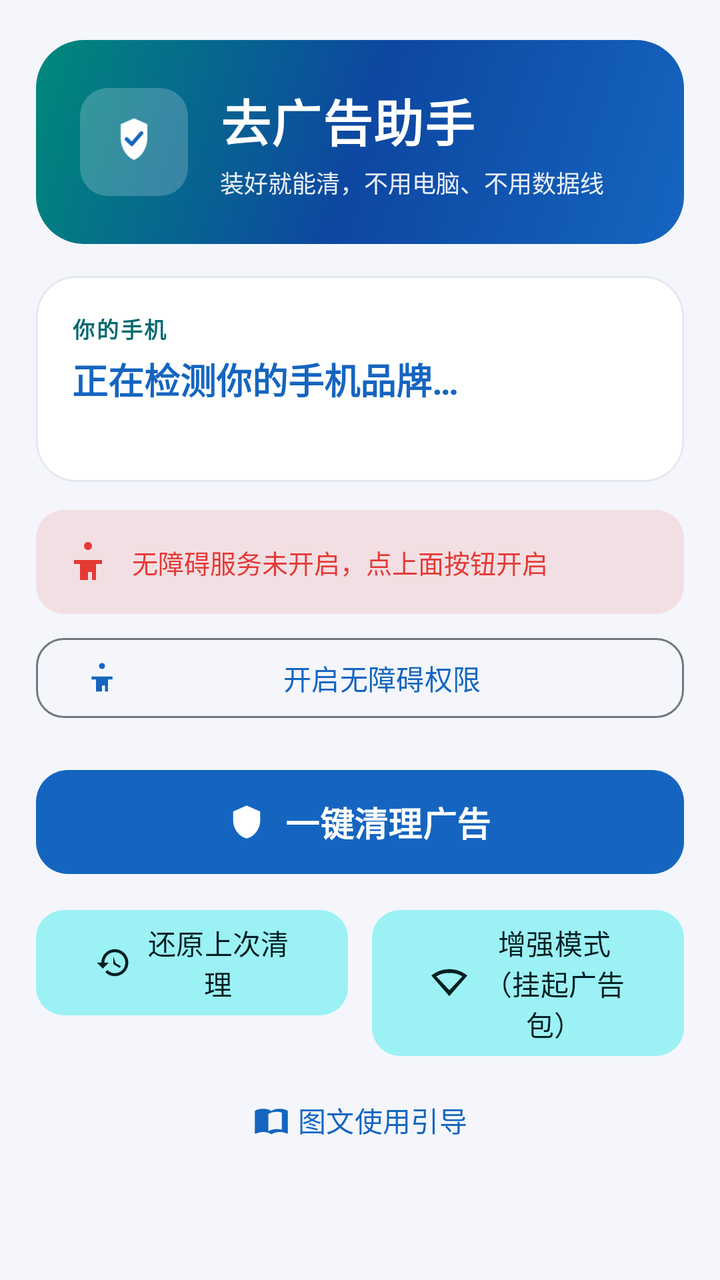
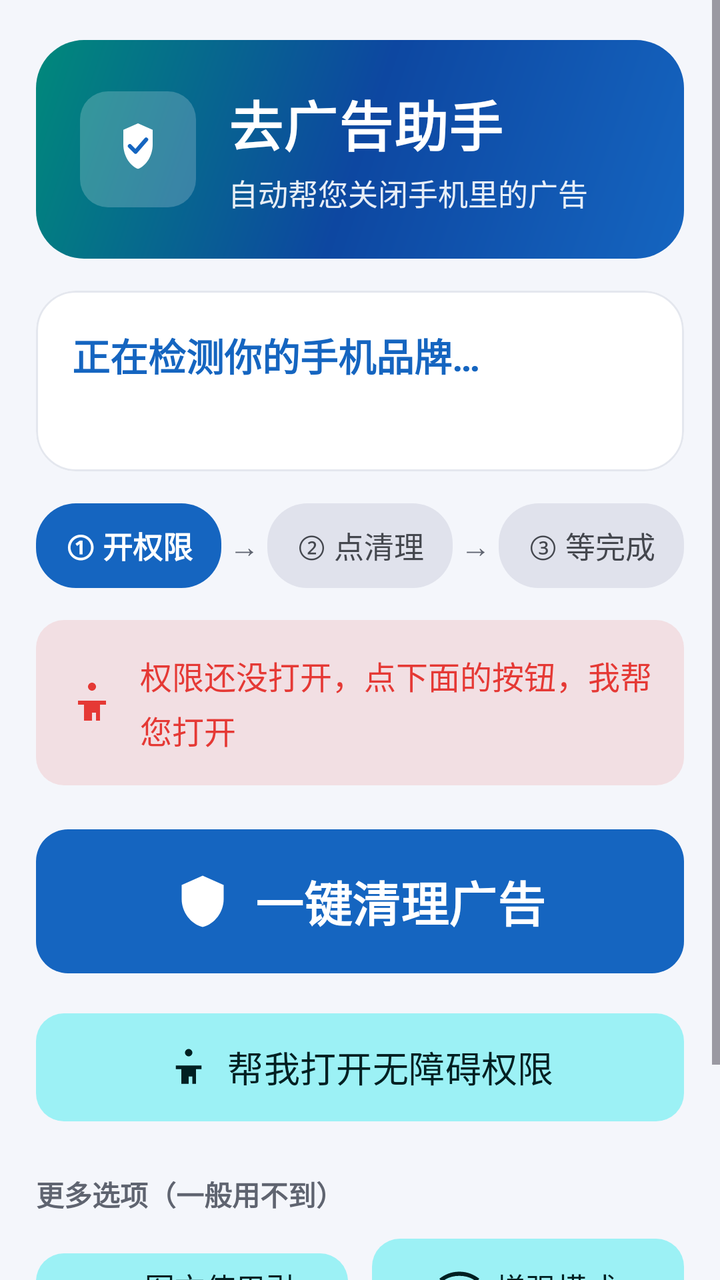

Two renders of the same Android screen: before a commit and after it. Below are the layout's source before the change and the commit's diff.
<!-- AndroidManifest.xml: activity theme Theme.AdCleaner -->
<!-- res/layout/activity_main.xml -->
<?xml version="1.0" encoding="utf-8"?>
<ScrollView xmlns:android="http://schemas.android.com/apk/res/android"
    xmlns:app="http://schemas.android.com/apk/res-auto"
    android:layout_width="match_parent"
    android:layout_height="match_parent"
    android:fillViewport="true"
    android:background="@color/bg_page">

    <LinearLayout
        android:layout_width="match_parent"
        android:layout_height="wrap_content"
        android:orientation="vertical"
        android:paddingStart="18dp"
        android:paddingEnd="18dp"
        android:paddingTop="20dp"
        android:paddingBottom="32dp">

        
        <LinearLayout
            android:layout_width="match_parent"
            android:layout_height="wrap_content"
            android:orientation="horizontal"
            android:background="@drawable/gradient_hero"
            android:padding="22dp"
            android:gravity="center_vertical">

            <ImageView
                android:layout_width="54dp"
                android:layout_height="54dp"
                android:src="@drawable/ic_launcher_foreground"
                android:background="@drawable/bg_logo_chip"
                android:padding="7dp"
                android:contentDescription="@string/app_name" />

            <LinearLayout
                android:layout_width="0dp"
                android:layout_height="wrap_content"
                android:layout_weight="1"
                android:orientation="vertical"
                android:layout_marginStart="16dp">

                <TextView
                    android:layout_width="wrap_content"
                    android:layout_height="wrap_content"
                    android:text="@string/app_name"
                    android:textColor="@color/white"
                    android:textSize="25sp"
                    android:textStyle="bold"
                    android:letterSpacing="0.02" />

                <TextView
                    android:layout_width="wrap_content"
                    android:layout_height="wrap_content"
                    android:text="@string/app_slogan"
                    android:textColor="#E6FFFFFF"
                    android:textSize="12sp"
                    android:layout_marginTop="4dp" />
            </LinearLayout>
        </LinearLayout>

        
        <com.google.android.material.card.MaterialCardView
            android:id="@+id/cardBrand"
            android:layout_width="match_parent"
            android:layout_height="wrap_content"
            android:layout_marginTop="16dp">

            <LinearLayout
                android:layout_width="match_parent"
                android:layout_height="wrap_content"
                android:orientation="vertical"
                android:padding="18dp">

                <TextView
                    android:layout_width="wrap_content"
                    android:layout_height="wrap_content"
                    android:text="你的手机"
                    android:textColor="@color/m3_secondary"
                    android:textSize="11sp"
                    android:textStyle="bold"
                    android:letterSpacing="0.08" />

                <TextView
                    android:id="@+id/tvBrand"
                    android:layout_width="match_parent"
                    android:layout_height="wrap_content"
                    android:layout_marginTop="4dp"
                    android:text="@string/tv_brand_detecting"
                    android:textColor="@color/m3_primary"
                    android:textSize="18sp"
                    android:textStyle="bold" />

                <TextView
                    android:id="@+id/tvRomInfo"
                    android:layout_width="match_parent"
                    android:layout_height="wrap_content"
                    android:layout_marginTop="4dp"
                    android:textColor="@color/text_secondary"
                    android:textSize="12sp" />
            </LinearLayout>
        </com.google.android.material.card.MaterialCardView>

        
        <TextView
            android:id="@+id/tvAccessibility"
            android:layout_width="match_parent"
            android:layout_height="wrap_content"
            android:layout_marginTop="14dp"
            android:padding="14dp"
            android:background="@drawable/bg_status_danger"
            android:drawableStart="@drawable/ic_accessibility"
            android:drawablePadding="10dp"
            android:drawableTint="@color/danger_red"
            android:gravity="center_vertical"
            android:text="@string/tv_accessibility_off"
            android:textColor="@color/danger_red"
            android:textSize="13sp" />

        <com.google.android.material.button.MaterialButton
            android:id="@+id/btnEnableAccessibility"
            style="@style/Widget.Material3.Button.OutlinedButton"
            android:layout_width="match_parent"
            android:layout_height="wrap_content"
            android:layout_marginTop="8dp"
            android:text="@string/btn_enable_accessibility"
            app:icon="@drawable/ic_accessibility"
            app:cornerRadius="14dp" />

        
        <com.google.android.material.button.MaterialButton
            android:id="@+id/btnStartClean"
            style="@style/Widget.AdCleaner.Button.Primary"
            android:layout_width="match_parent"
            android:layout_height="60dp"
            android:layout_marginTop="18dp"
            android:text="@string/btn_start_clean"
            app:icon="@drawable/ic_clean" />

        <LinearLayout
            android:layout_width="match_parent"
            android:layout_height="wrap_content"
            android:orientation="horizontal"
            android:layout_marginTop="10dp">

            <com.google.android.material.button.MaterialButton
                android:id="@+id/btnRestore"
                style="@style/Widget.AdCleaner.Button.Secondary"
                android:layout_width="0dp"
                android:layout_height="wrap_content"
                android:layout_weight="1"
                android:layout_marginEnd="6dp"
                android:text="@string/btn_restore"
                app:icon="@drawable/ic_restore" />

            <com.google.android.material.button.MaterialButton
                android:id="@+id/btnWirelessDebug"
                style="@style/Widget.AdCleaner.Button.Secondary"
                android:layout_width="0dp"
                android:layout_height="wrap_content"
                android:layout_weight="1"
                android:layout_marginStart="6dp"
                android:text="@string/btn_wireless_debug"
                app:icon="@drawable/ic_wireless" />
        </LinearLayout>

        <com.google.android.material.button.MaterialButton
            android:id="@+id/btnGuide"
            style="@style/Widget.Material3.Button.TextButton"
            android:layout_width="match_parent"
            android:layout_height="wrap_content"
            android:layout_marginTop="4dp"
            android:text="@string/btn_open_guide"
            app:icon="@drawable/ic_guide"
            app:iconGravity="textStart" />

        
        <com.google.android.material.card.MaterialCardView
            android:id="@+id/layoutProgress"
            android:layout_width="match_parent"
            android:layout_height="wrap_content"
            android:layout_marginTop="20dp"
            android:visibility="gone">

            <LinearLayout
                android:layout_width="match_parent"
                android:layout_height="wrap_content"
                android:orientation="vertical"
                android:padding="16dp">

                <LinearLayout
                    android:layout_width="match_parent"
                    android:layout_height="wrap_content"
                    android:orientation="horizontal">

                    <TextView
                        android:layout_width="wrap_content"
                        android:layout_height="wrap_content"
                        android:text="@string/tv_progress_title"
                        android:textStyle="bold"
                        android:textSize="15sp"
                        android:textColor="@color/text_primary" />

                    <TextView
                        android:id="@+id/tvProgress"
                        android:layout_width="0dp"
                        android:layout_height="wrap_content"
                        android:layout_weight="1"
                        android:gravity="end"
                        android:textColor="@color/text_secondary"
                        android:textSize="13sp" />
                </LinearLayout>

                <ProgressBar
                    android:id="@+id/progressBar"
                    android:layout_width="match_parent"
                    android:layout_height="wrap_content"
                    android:layout_marginTop="8dp"
                    style="?android:attr/progressBarStyleHorizontal" />

                <TextView
                    android:layout_width="wrap_content"
                    android:layout_height="wrap_content"
                    android:layout_marginTop="14dp"
                    android:text="@string/tv_logs"
                    android:textStyle="bold"
                    android:textSize="12sp"
                    android:textColor="@color/text_secondary" />

                <ScrollView
                    android:id="@+id/scrollLogs"
                    android:layout_width="match_parent"
                    android:layout_height="260dp"
                    android:layout_marginTop="4dp"
                    android:background="@color/m3_surfaceVariant"
                    android:padding="10dp">

                    <TextView
                        android:id="@+id/tvLogs"
                        android:layout_width="match_parent"
                        android:layout_height="wrap_content"
                        android:fontFamily="monospace"
                        android:textSize="11sp"
                        android:lineSpacingExtra="2dp"
                        android:textColor="@color/text_primary" />
                </ScrollView>
            </LinearLayout>
        </com.google.android.material.card.MaterialCardView>

    </LinearLayout>
</ScrollView>
<!-- resources referenced by this layout -->
<resources>
  <color name="bg_page">#F4F6FB</color>
  <color name="danger_red">#E53935</color>
  <color name="m3_primary">#1565C0</color>
  <color name="m3_secondary">#00696E</color>
  <color name="m3_surfaceVariant">#E0E2EC</color>
  <color name="text_primary">#1A1A2E</color>
  <color name="text_secondary">#5F6470</color>
  <color name="white">#FFFFFFFF</color>
  <!-- drawable bg_logo_chip (drawable) -->
  <?xml version="1.0" encoding="utf-8"?>
  <shape xmlns:android="http://schemas.android.com/apk/res/android"
      android:shape="rectangle">
      <solid android:color="#33FFFFFF" />
      <corners android:radius="14dp" />
  </shape>
  <!-- drawable bg_status_danger (drawable) -->
  <?xml version="1.0" encoding="utf-8"?>
  <shape xmlns:android="http://schemas.android.com/apk/res/android"
      android:shape="rectangle">
      <solid android:color="@color/danger_bg" />
      <corners android:radius="14dp" />
  </shape>
  <string name="app_name">去广告助手</string>
  <string name="app_slogan">装好就能清，不用电脑、不用数据线</string>
  <string name="btn_enable_accessibility">开启无障碍权限</string>
  <string name="btn_open_guide">图文使用引导</string>
  <string name="btn_restore">还原上次清理</string>
  <string name="btn_start_clean">一键清理广告</string>
  <string name="btn_wireless_debug">增强模式（挂起广告包）</string>
  <string name="tv_accessibility_off">无障碍服务未开启，点上面按钮开启</string>
  <string name="tv_brand_detecting">正在检测你的手机品牌…</string>
  <string name="tv_logs">实时日志</string>
  <string name="tv_progress_title">清理进度</string>
  <style name="Widget.AdCleaner.Button.Secondary" parent="Widget.Material3.Button.TonalButton">
          <item name="cornerRadius">14dp</item>
          <item name="iconGravity">textStart</item>
          <item name="iconPadding">8dp</item>
      </style>
  <color name="danger_bg">#1FE53935</color>
  <color name="brand_blue">#1565C0</color>
  <color name="brand_blue_dark">#0D47A1</color>
  <color name="brand_teal">#00897B</color>
  <color name="m3_onPrimary">#FFFFFF</color>
  <color name="m3_primaryContainer">#D8E2FF</color>
  <color name="m3_onPrimaryContainer">#001B3F</color>
  <color name="m3_onSecondary">#FFFFFF</color>
  <color name="m3_secondaryContainer">#9CF1F5</color>
  <color name="m3_onSecondaryContainer">#002022</color>
  <color name="m3_tertiary">#7A5900</color>
  <color name="m3_onTertiary">#FFFFFF</color>
  <color name="m3_error">#BA1A1A</color>
  <color name="m3_onError">#FFFFFF</color>
  <color name="m3_errorContainer">#FFDAD6</color>
  <color name="m3_onErrorContainer">#410002</color>
  <color name="m3_surface">#F8F9FF</color>
  <color name="m3_onSurface">#191C20</color>
  <color name="m3_onSurfaceVariant">#44474E</color>
  <color name="m3_outline">#74777F</color>
  <color name="m3_outlineVariant">#C4C6D0</color>
  <color name="brand_blue_light">#42A5F5</color>
  <color name="bg_card">#FFFFFF</color>
  <color name="divider">#E4E7EE</color>
  <!-- unchanged entries left out for length: 10 -->
</resources>

<!-- the commit's change to res/layout/activity_main.xml (unified diff, before → after) -->
@@ -25,8 +25,8 @@
             android:gravity="center_vertical">
 
             <ImageView
-                android:layout_width="54dp"
-                android:layout_height="54dp"
+                android:layout_width="58dp"
+                android:layout_height="58dp"
                 android:src="@drawable/ic_launcher_foreground"
                 android:background="@drawable/bg_logo_chip"
                 android:padding="7dp"
@@ -44,16 +44,16 @@
                     android:layout_height="wrap_content"
                     android:text="@string/app_name"
                     android:textColor="@color/white"
-                    android:textSize="25sp"
+                    android:textSize="27sp"
                     android:textStyle="bold"
                     android:letterSpacing="0.02" />
 
                 <TextView
                     android:layout_width="wrap_content"
                     android:layout_height="wrap_content"
-                    android:text="@string/app_slogan"
+                    android:text="@string/app_slogan_elder"
                     android:textColor="#E6FFFFFF"
-                    android:textSize="12sp"
+                    android:textSize="15sp"
                     android:layout_marginTop="4dp" />
             </LinearLayout>
         </LinearLayout>
@@ -72,106 +72,142 @@
                 android:padding="18dp">
 
                 <TextView
-                    android:layout_width="wrap_content"
-                    android:layout_height="wrap_content"
-                    android:text="你的手机"
-                    android:textColor="@color/m3_secondary"
-                    android:textSize="11sp"
-                    android:textStyle="bold"
-                    android:letterSpacing="0.08" />
-
-                <TextView
                     android:id="@+id/tvBrand"
                     android:layout_width="match_parent"
                     android:layout_height="wrap_content"
-                    android:layout_marginTop="4dp"
                     android:text="@string/tv_brand_detecting"
                     android:textColor="@color/m3_primary"
-                    android:textSize="18sp"
+                    android:textSize="19sp"
                     android:textStyle="bold" />
 
                 <TextView
-                    android:id="@+id/tvRomInfo"
-                    android:layout_width="match_parent"
-                    android:layout_height="wrap_content"
-                    android:layout_marginTop="4dp"
+                    android:id="@+id/tvBrandPlan"
+                    android:layout_width="match_parent"
+                    android:layout_height="wrap_content"
+                    android:layout_marginTop="6dp"
+                    android:text=""
                     android:textColor="@color/text_secondary"
-                    android:textSize="12sp" />
+                    android:textSize="15sp" />
             </LinearLayout>
         </com.google.android.material.card.MaterialCardView>
 
         
+        <LinearLayout
+            android:id="@+id/stepsRow"
+            android:layout_width="match_parent"
+            android:layout_height="wrap_content"
+            android:orientation="horizontal"
+            android:layout_marginTop="16dp"
+            android:gravity="center">
+
+            <TextView
+                android:id="@+id/step1"
+                android:layout_width="0dp"
+                android:layout_height="wrap_content"
+                android:layout_weight="1"
+                android:gravity="center"
+                android:paddingStart="6dp"
+                android:paddingEnd="6dp"
+                android:paddingTop="10dp"
+                android:paddingBottom="10dp"
+                android:background="@drawable/bg_step_active"
+                android:text="@string/step_1"
+                android:textColor="@color/white"
+                android:textSize="15sp"
+                android:textStyle="bold" />
+
+            <TextView
+                android:layout_width="wrap_content"
+                android:layout_height="wrap_content"
+                android:paddingStart="4dp"
+                android:paddingEnd="4dp"
+                android:text="→"
+                android:textColor="@color/text_secondary"
+                android:textSize="15sp" />
+
+            <TextView
+                android:id="@+id/step2"
+                android:layout_width="0dp"
+                android:layout_height="wrap_content"
+                android:layout_weight="1"
+                android:gravity="center"
+                android:paddingStart="6dp"
+                android:paddingEnd="6dp"
+                android:paddingTop="10dp"
+                android:paddingBottom="10dp"
+                android:background="@drawable/bg_step_inactive"
+                android:text="@string/step_2"
+                android:textColor="@color/m3_onSurfaceVariant"
+                android:textSize="15sp" />
+
+            <TextView
+                android:layout_width="wrap_content"
+                android:layout_height="wrap_content"
+                android:paddingStart="4dp"
+                android:paddingEnd="4dp"
+                android:text="→"
+                android:textColor="@color/text_secondary"
+                android:textSize="15sp" />
+
+            <TextView
+                android:id="@+id/step3"
+                android:layout_width="0dp"
+                android:layout_height="wrap_content"
+                android:layout_weight="1"
+                android:gravity="center"
+                android:paddingStart="6dp"
+                android:paddingEnd="6dp"
+                android:paddingTop="10dp"
+                android:paddingBottom="10dp"
+                android:background="@drawable/bg_step_inactive"
+                android:text="@string/step_3"
+                android:textColor="@color/m3_onSurfaceVariant"
+                android:textSize="15sp" />
+        </LinearLayout>
+
+        
         <TextView
             android:id="@+id/tvAccessibility"
             android:layout_width="match_parent"
             android:layout_height="wrap_content"
-            android:layout_marginTop="14dp"
-            android:padding="14dp"
+            android:layout_marginTop="16dp"
+            android:padding="16dp"
             android:background="@drawable/bg_status_danger"
             android:drawableStart="@drawable/ic_accessibility"
-            android:drawablePadding="10dp"
+            android:drawablePadding="12dp"
             android:drawableTint="@color/danger_red"
             android:gravity="center_vertical"
-            android:text="@string/tv_accessibility_off"
+            android:text="@string/tv_accessibility_off_elder"
             android:textColor="@color/danger_red"
-            android:textSize="13sp" />
-
-        <com.google.android.material.button.MaterialButton
-            android:id="@+id/btnEnableAccessibility"
-            style="@style/Widget.Material3.Button.OutlinedButton"
-            android:layout_width="match_parent"
-            android:layout_height="wrap_content"
-            android:layout_marginTop="8dp"
-            android:text="@string/btn_enable_accessibility"
-            app:icon="@drawable/ic_accessibility"
-            app:cornerRadius="14dp" />
+            android:textSize="16sp"
+            android:lineSpacingExtra="4dp" />
 
         
         <com.google.android.material.button.MaterialButton
             android:id="@+id/btnStartClean"
             style="@style/Widget.AdCleaner.Button.Primary"
             android:layout_width="match_parent"
-            android:layout_height="60dp"
+            android:layout_height="80dp"
             android:layout_marginTop="18dp"
+            android:textSize="24sp"
             android:text="@string/btn_start_clean"
-            app:icon="@drawable/ic_clean" />
-
-        <LinearLayout
-            android:layout_width="match_parent"
-            android:layout_height="wrap_content"
-            android:orientation="horizontal"
-            android:layout_marginTop="10dp">
-
-            <com.google.android.material.button.MaterialButton
-                android:id="@+id/btnRestore"
-                style="@style/Widget.AdCleaner.Button.Secondary"
-                android:layout_width="0dp"
-                android:layout_height="wrap_content"
-                android:layout_weight="1"
-                android:layout_marginEnd="6dp"
-                android:text="@string/btn_restore"
-                app:icon="@drawable/ic_restore" />
-
-            <com.google.android.material.button.MaterialButton
-                android:id="@+id/btnWirelessDebug"
-                style="@style/Widget.AdCleaner.Button.Secondary"
-                android:layout_width="0dp"
-                android:layout_height="wrap_content"
-                android:layout_weight="1"
-                android:layout_marginStart="6dp"
-                android:text="@string/btn_wireless_debug"
-                app:icon="@drawable/ic_wireless" />
-        </LinearLayout>
-
+            app:icon="@drawable/ic_clean"
+            app:iconSize="28dp"
+            app:iconGravity="textStart"
+            app:iconPadding="12dp" />
+
+        
         <com.google.android.material.button.MaterialButton
-            android:id="@+id/btnGuide"
-            style="@style/Widget.Material3.Button.TextButton"
-            android:layout_width="match_parent"
-            android:layout_height="wrap_content"
-            android:layout_marginTop="4dp"
-            android:text="@string/btn_open_guide"
-            app:icon="@drawable/ic_guide"
-            app:iconGravity="textStart" />
+            android:id="@+id/btnEnableAccessibility"
+            style="@style/Widget.AdCleaner.Button.Secondary"
+            android:layout_width="match_parent"
+            android:layout_height="62dp"
+            android:layout_marginTop="12dp"
+            android:textSize="18sp"
+            android:text="@string/btn_enable_accessibility_elder"
+            app:icon="@drawable/ic_accessibility"
+            app:iconSize="22dp"
+            app:cornerRadius="14dp" />
 
         
         <com.google.android.material.card.MaterialCardView
@@ -185,52 +221,54 @@
                 android:layout_width="match_parent"
                 android:layout_height="wrap_content"
                 android:orientation="vertical"
-                android:padding="16dp">
-
-                <LinearLayout
-                    android:layout_width="match_parent"
-                    android:layout_height="wrap_content"
-                    android:orientation="horizontal">
-
-                    <TextView
-                        android:layout_width="wrap_content"
-                        android:layout_height="wrap_content"
-                        android:text="@string/tv_progress_title"
-                        android:textStyle="bold"
-                        android:textSize="15sp"
-                        android:textColor="@color/text_primary" />
-
-                    <TextView
-                        android:id="@+id/tvProgress"
-                        android:layout_width="0dp"
-                        android:layout_height="wrap_content"
-                        android:layout_weight="1"
-                        android:gravity="end"
-                        android:textColor="@color/text_secondary"
-                        android:textSize="13sp" />
-                </LinearLayout>
-
-                <ProgressBar
+                android:padding="18dp">
+
+                <TextView
+                    android:id="@+id/tvProgress"
+                    android:layout_width="match_parent"
+                    android:layout_height="wrap_content"
+                    android:textColor="@color/m3_primary"
+                    android:textSize="20sp"
+                    android:textStyle="bold" />
+
+                <com.google.android.material.progressindicator.LinearProgressIndicator
                     android:id="@+id/progressBar"
                     android:layout_width="match_parent"
                     android:layout_height="wrap_content"
-                    android:layout_marginTop="8dp"
-                    style="?android:attr/progressBarStyleHorizontal" />
-
-                <TextView
-                    android:layout_width="wrap_content"
-                    android:layout_height="wrap_content"
-                    android:layout_marginTop="14dp"
-                    android:text="@string/tv_logs"
-                    android:textStyle="bold"
-                    android:textSize="12sp"
-                    android:textColor="@color/text_secondary" />
+                    android:layout_marginTop="12dp"
+                    app:trackThickness="16dp"
+                    app:trackCornerRadius="8dp"
+                    app:autoHide="false"
+                    app:trackColor="@color/m3_surfaceVariant"
+                    app:indicatorColor="@color/m3_primary" />
+
+                <TextView
+                    android:id="@+id/tvCurrentAction"
+                    android:layout_width="match_parent"
+                    android:layout_height="wrap_content"
+                    android:layout_marginTop="12dp"
+                    android:textColor="@color/text_primary"
+                    android:textSize="17sp"
+                    android:maxLines="2"
+                    android:ellipsize="end" />
+
+                
+                <TextView
+                    android:id="@+id/btnToggleLogs"
+                    android:layout_width="wrap_content"
+                    android:layout_height="wrap_content"
+                    android:layout_marginTop="10dp"
+                    android:paddingTop="8dp"
+                    android:paddingBottom="8dp"
+                    android:text="@string/btn_show_logs"
+                    android:textColor="@color/m3_secondary"
+                    android:textSize="14sp" />
 
                 <ScrollView
                     android:id="@+id/scrollLogs"
                     android:layout_width="match_parent"
-                    android:layout_height="260dp"
-                    android:layout_marginTop="4dp"
+                    android:layout_height="240dp"
+                    android:visibility="gone"
                     android:background="@color/m3_surfaceVariant"
                     android:padding="10dp">
 
@@ -238,13 +276,124 @@
                         android:id="@+id/tvLogs"
                         android:layout_width="match_parent"
                         android:layout_height="wrap_content"
-                        android:fontFamily="monospace"
-                        android:textSize="11sp"
-                        android:lineSpacingExtra="2dp"
+                        android:textSize="13sp"
+                        android:lineSpacingExtra="3dp"
                         android:textColor="@color/text_primary" />
                 </ScrollView>
             </LinearLayout>
         </com.google.android.material.card.MaterialCardView>
 
+        
+        <com.google.android.material.card.MaterialCardView
+            android:id="@+id/cardDone"
+            android:layout_width="match_parent"
+            android:layout_height="wrap_content"
+            android:layout_marginTop="16dp"
+            android:visibility="gone">
+
+            <LinearLayout
+                android:layout_width="match_parent"
+                android:layout_height="wrap_content"
+                android:orientation="vertical"
+                android:padding="20dp"
+                android:gravity="center">
+
+                <TextView
+                    android:id="@+id/tvDoneTitle"
+                    android:layout_width="wrap_content"
+                    android:layout_height="wrap_content"
+                    android:drawableStart="@drawable/ic_clean"
+                    android:drawablePadding="10dp"
+                    android:drawableTint="@color/safe_green"
+                    android:text="@string/tv_done_title"
+                    android:textColor="@color/safe_green"
+                    android:textSize="22sp"
+                    android:textStyle="bold" />
+
+                <TextView
+                    android:id="@+id/tvDoneDetail"
+                    android:layout_width="wrap_content"
+                    android:layout_height="wrap_content"
+                    android:layout_marginTop="8dp"
+                    android:gravity="center"
+                    android:textColor="@color/text_primary"
+                    android:textSize="17sp"
+                    android:lineSpacingExtra="4dp" />
+            </LinearLayout>
+        </com.google.android.material.card.MaterialCardView>
+
+        
+        <TextView
+            android:layout_width="match_parent"
+            android:layout_height="wrap_content"
+            android:layout_marginTop="22dp"
+            android:text="@string/tv_more_options"
+            android:textColor="@color/text_secondary"
+            android:textSize="14sp"
+            android:textStyle="bold" />
+
+        <LinearLayout
+            android:layout_width="match_parent"
+            android:layout_height="wrap_content"
+            android:orientation="horizontal"
+            android:layout_marginTop="8dp">
+
+            <com.google.android.material.button.MaterialButton
+                android:id="@+id/btnGuide"
+                style="@style/Widget.AdCleaner.Button.Secondary"
+                android:layout_width="0dp"
+                android:layout_height="56dp"
+                android:layout_weight="1"
+                android:layout_marginEnd="6dp"
+                android:textSize="15sp"
+                android:text="@string/btn_open_guide"
+                app:icon="@drawable/ic_guide"
+                app:iconSize="20dp"
+                app:iconGravity="textStart" />
+
+            <com.google.android.material.button.MaterialButton
+                android:id="@+id/btnWirelessDebug"
+                style="@style/Widget.AdCleaner.Button.Secondary"
+                android:layout_width="0dp"
+                android:layout_height="56dp"
+                android:layout_weight="1"
+                android:layout_marginStart="6dp"
+                android:textSize="15sp"
+                android:text="@string/btn_wireless_debug_elder"
+                app:icon="@drawable/ic_wireless"
+                app:iconSize="20dp"
+                app:iconGravity="textStart" />
+        </LinearLayout>
+
+        <LinearLayout
+            android:layout_width="match_parent"
+            android:layout_height="wrap_content"
+            android:orientation="horizontal"
+            android:layout_marginTop="10dp">
+
+            <com.google.android.material.button.MaterialButton
+                android:id="@+id/btnRestore"
+                style="@style/Widget.Material3.Button.OutlinedButton"
+                android:layout_width="0dp"
+                android:layout_height="56dp"
+                android:layout_weight="1"
+                android:layout_marginEnd="6dp"
+                android:textSize="15sp"
+                android:text="@string/btn_restore"
+                app:icon="@drawable/ic_restore"
+                app:iconSize="20dp"
+                app:iconGravity="textStart" />
+
+            <com.google.android.material.button.MaterialButton
+                android:id="@+id/btnVoice"
+                style="@style/Widget.Material3.Button.OutlinedButton"
+                android:layout_width="0dp"
+                android:layout_height="56dp"
+                android:layout_weight="1"
+                android:layout_marginStart="6dp"
+                android:textSize="15sp"
+                android:text="@string/btn_voice_on" />
+        </LinearLayout>
+
     </LinearLayout>
 </ScrollView>
<!-- resource entries referenced after the edit -->
@@ -5,6 +5,7 @@
   <color name="m3_primary">#1565C0</color>
   <color name="m3_secondary">#00696E</color>
   <color name="m3_surfaceVariant">#E0E2EC</color>
+  <color name="safe_green">#2E7D32</color>
   <color name="text_primary">#1A1A2E</color>
   <color name="text_secondary">#5F6470</color>
   <color name="white">#FFFFFFFF</color>
@@ -22,17 +23,36 @@
       <solid android:color="@color/danger_bg" />
       <corners android:radius="14dp" />
   </shape>
+  <!-- drawable bg_step_active (drawable) -->
+  <?xml version="1.0" encoding="utf-8"?>
+  <shape xmlns:android="http://schemas.android.com/apk/res/android"
+      android:shape="rectangle">
+      <solid android:color="@color/m3_primary" />
+      <corners android:radius="20dp" />
+  </shape>
+  <!-- drawable bg_step_inactive (drawable) -->
+  <?xml version="1.0" encoding="utf-8"?>
+  <shape xmlns:android="http://schemas.android.com/apk/res/android"
+      android:shape="rectangle">
+      <solid android:color="@color/m3_surfaceVariant" />
+      <corners android:radius="20dp" />
+  </shape>
   <string name="app_name">去广告助手</string>
-  <string name="app_slogan">装好就能清，不用电脑、不用数据线</string>
-  <string name="btn_enable_accessibility">开启无障碍权限</string>
+  <string name="app_slogan_elder">自动帮您关闭手机里的广告</string>
+  <string name="btn_enable_accessibility_elder">帮我打开无障碍权限</string>
   <string name="btn_open_guide">图文使用引导</string>
   <string name="btn_restore">还原上次清理</string>
+  <string name="btn_show_logs">▸ 查看详细过程</string>
   <string name="btn_start_clean">一键清理广告</string>
-  <string name="btn_wireless_debug">增强模式（挂起广告包）</string>
-  <string name="tv_accessibility_off">无障碍服务未开启，点上面按钮开启</string>
+  <string name="btn_voice_on">语音提醒：开</string>
+  <string name="btn_wireless_debug_elder">增强模式</string>
+  <string name="step_1">① 开权限</string>
+  <string name="step_2">② 点清理</string>
+  <string name="step_3">③ 等完成</string>
+  <string name="tv_accessibility_off_elder">权限还没打开，点下面的按钮，我帮您打开</string>
   <string name="tv_brand_detecting">正在检测你的手机品牌…</string>
-  <string name="tv_logs">实时日志</string>
-  <string name="tv_progress_title">清理进度</string>
+  <string name="tv_done_title">✓ 清理完成！</string>
+  <string name="tv_more_options">更多选项（一般用不到）</string>
   <style name="Widget.AdCleaner.Button.Secondary" parent="Widget.Material3.Button.TonalButton">
           <item name="cornerRadius">14dp</item>
           <item name="iconGravity">textStart</item>
